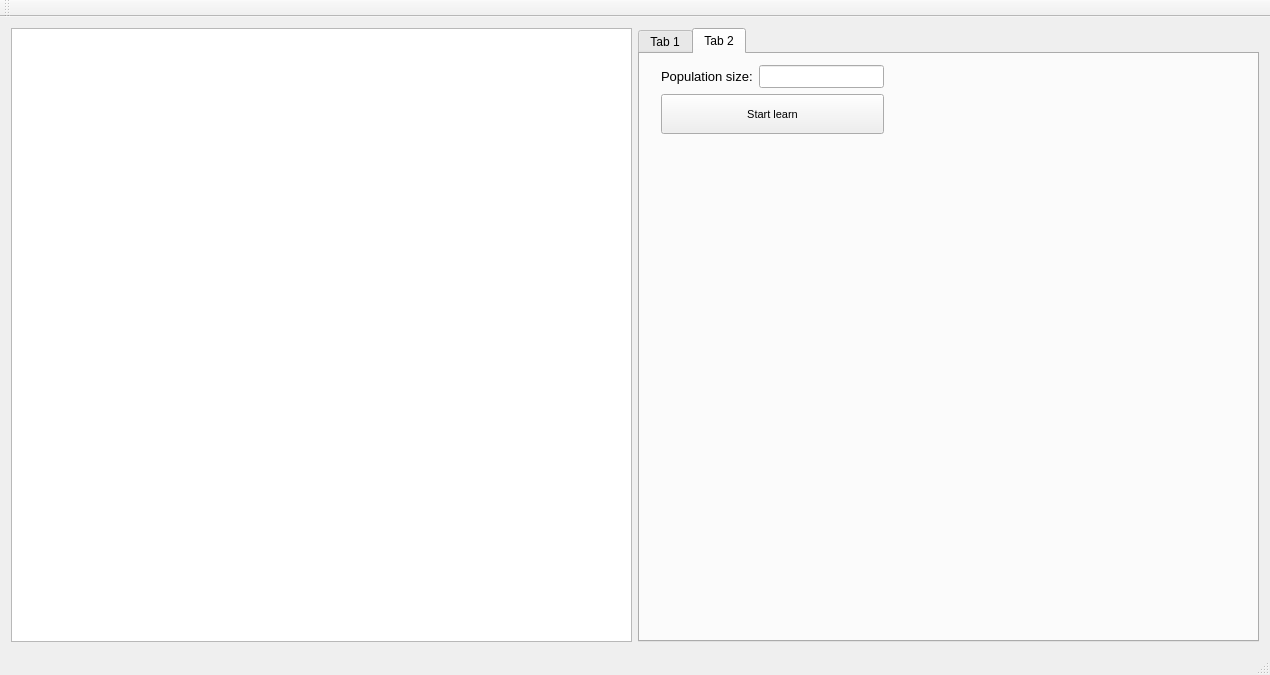
This is mainwindow.ui in pierok/StarWarsTD as Qt 5 draws it before an edit. The edited form follows.
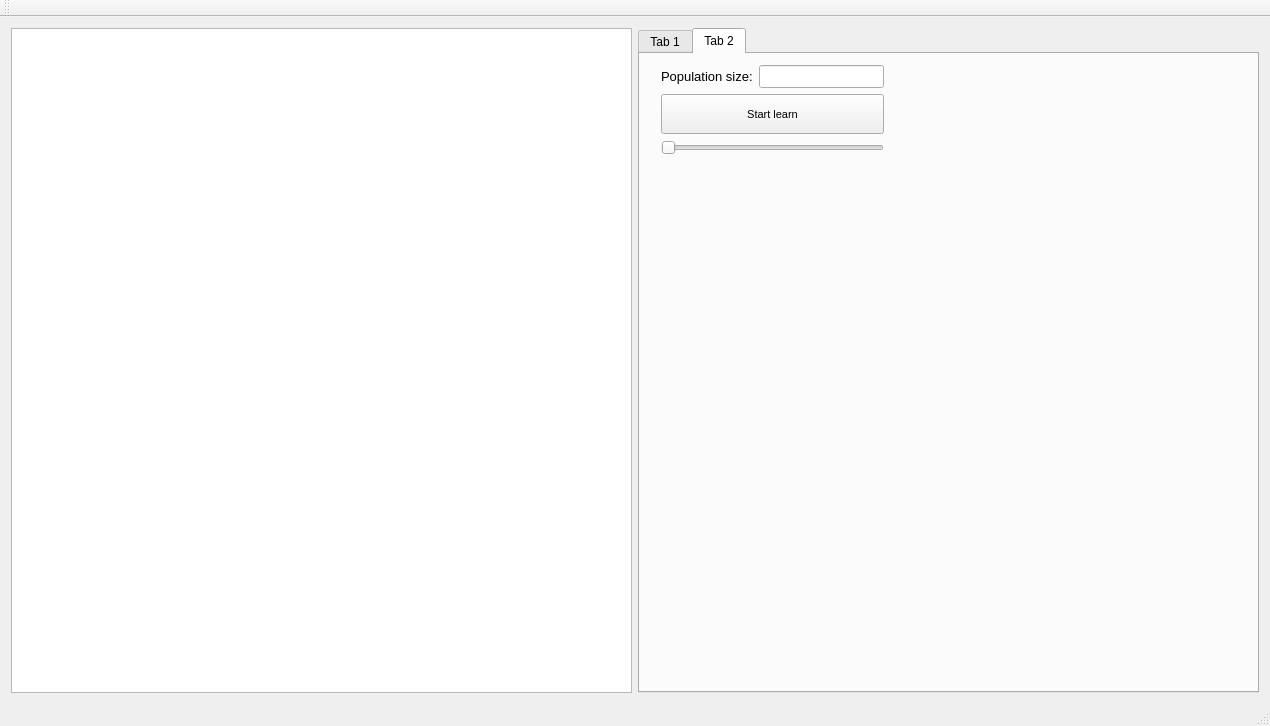
This is the edited form. Custom widgets are drawn as their Qt base class.

What changed in the file:
```diff
--- a/mainwindow.ui
+++ b/mainwindow.ui
@@ -7,7 +7,7 @@
     <x>0</x>
     <y>0</y>
     <width>1270</width>
-    <height>675</height>
+    <height>726</height>
    </rect>
   </property>
   <property name="sizePolicy">
@@ -259,6 +259,9 @@
         <string>Tab 2</string>
        </attribute>
        <layout class="QFormLayout" name="formLayout_2">
+        <property name="fieldGrowthPolicy">
+         <enum>QFormLayout::AllNonFixedFieldsGrow</enum>
+        </property>
         <item row="0" column="0">
          <layout class="QVBoxLayout">
           <property name="leftMargin">
@@ -313,6 +316,13 @@
             </property>
            </widget>
           </item>
+          <item>
+           <widget class="QSlider" name="horizontalSlider">
+            <property name="orientation">
+             <enum>Qt::Horizontal</enum>
+            </property>
+           </widget>
+          </item>
          </layout>
         </item>
        </layout>
```
